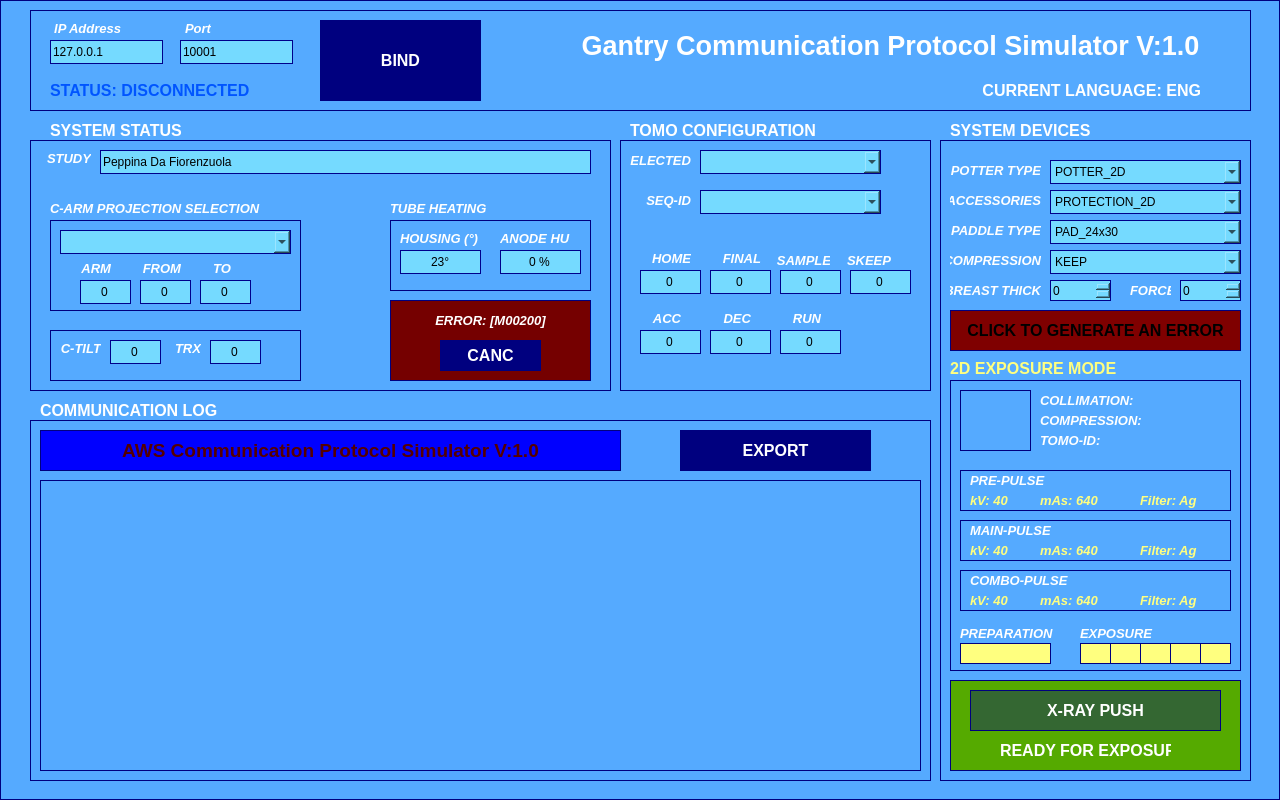
Before: the Qt Designer form TEST_AWS/SOURCE/startupWindow.ui in marcorispoli/MCPU_Z190_VECCHIO, drawn with Qt 5.
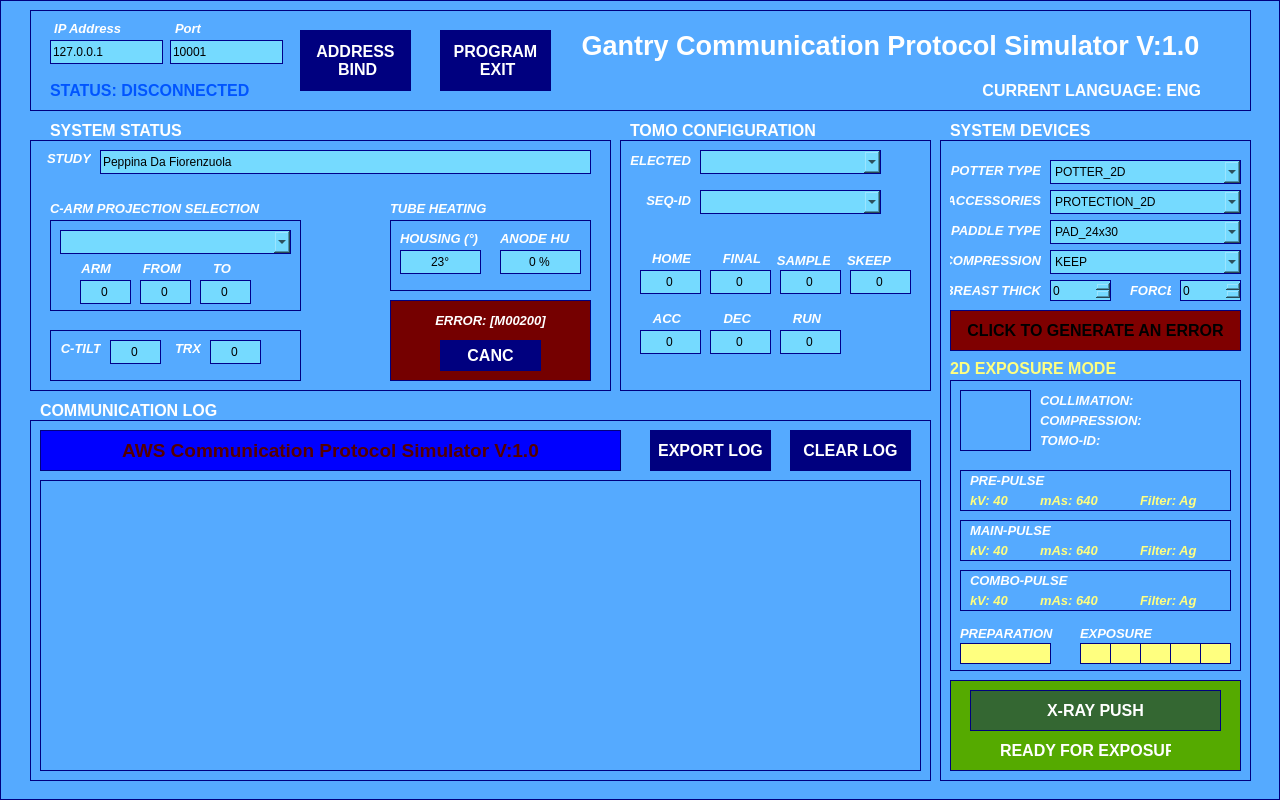
After: the same form once the commit is applied. Icons and pictures are not drawn.

Commit message: Sviluppo revisione 1.0 Completata

What changed in the file:
```diff
--- a/TEST_AWS/SOURCE/startupWindow.ui
+++ b/TEST_AWS/SOURCE/startupWindow.ui
@@ -118,7 +118,7 @@
     <widget class="QLabel" name="label_5">
      <property name="geometry">
       <rect>
-       <x>140</x>
+       <x>130</x>
        <y>10</y>
        <width>41</width>
        <height>16</height>
@@ -146,7 +146,7 @@
     <widget class="QLineEdit" name="portEdit">
      <property name="geometry">
       <rect>
-       <x>150</x>
+       <x>140</x>
        <y>30</y>
        <width>113</width>
        <height>24</height>
@@ -167,10 +167,10 @@
     <widget class="QPushButton" name="bindButton">
      <property name="geometry">
       <rect>
-       <x>290</x>
-       <y>10</y>
-       <width>161</width>
-       <height>81</height>
+       <x>270</x>
+       <y>20</y>
+       <width>111</width>
+       <height>61</height>
       </rect>
      </property>
      <property name="font">
@@ -186,7 +186,8 @@
 </string>
      </property>
      <property name="text">
-      <string>BIND</string>
+      <string>ADDRESS
+ BIND</string>
      </property>
     </widget>
     <widget class="QLabel" name="connectionStatusLabel">
@@ -269,6 +270,32 @@
       <set>Qt::AlignRight|Qt::AlignTrailing|Qt::AlignVCenter</set>
      </property>
     </widget>
+    <widget class="QPushButton" name="exitButton">
+     <property name="geometry">
+      <rect>
+       <x>410</x>
+       <y>20</y>
+       <width>111</width>
+       <height>61</height>
+      </rect>
+     </property>
+     <property name="font">
+      <font>
+       <pointsize>12</pointsize>
+       <bold>true</bold>
+      </font>
+     </property>
+     <property name="styleSheet">
+      <string notr="true">background-color: rgb(0, 0, 127);
+color: rgb(255, 255, 255);
+border-width: 0px;
+</string>
+     </property>
+     <property name="text">
+      <string>PROGRAM
+ EXIT</string>
+     </property>
+    </widget>
    </widget>
    <widget class="QFrame" name="connectionFrame_2">
     <property name="geometry">
@@ -324,9 +351,9 @@
     <widget class="QPushButton" name="openButton_2">
      <property name="geometry">
       <rect>
-       <x>650</x>
+       <x>620</x>
        <y>10</y>
-       <width>191</width>
+       <width>121</width>
        <height>41</height>
       </rect>
      </property>
@@ -343,7 +370,7 @@
 </string>
      </property>
      <property name="text">
-      <string>EXPORT</string>
+      <string>EXPORT LOG</string>
      </property>
     </widget>
     <widget class="QLabel" name="messages">
@@ -372,6 +399,31 @@
       <set>Qt::AlignCenter</set>
      </property>
     </widget>
+    <widget class="QPushButton" name="clearLogButton">
+     <property name="geometry">
+      <rect>
+       <x>760</x>
+       <y>10</y>
+       <width>121</width>
+       <height>41</height>
+      </rect>
+     </property>
+     <property name="font">
+      <font>
+       <pointsize>12</pointsize>
+       <bold>true</bold>
+      </font>
+     </property>
+     <property name="styleSheet">
+      <string notr="true">background-color: rgb(0, 0, 127);
+color: rgb(255, 255, 255);
+border-width: 0px;
+</string>
+     </property>
+     <property name="text">
+      <string>CLEAR LOG</string>
+     </property>
+    </widget>
    </widget>
    <widget class="QFrame" name="connectionFrame_3">
     <property name="geometry">
```
Left out of the diff: 4 changed lines with no effect on the pictures. The commit also changes 2 other files.
